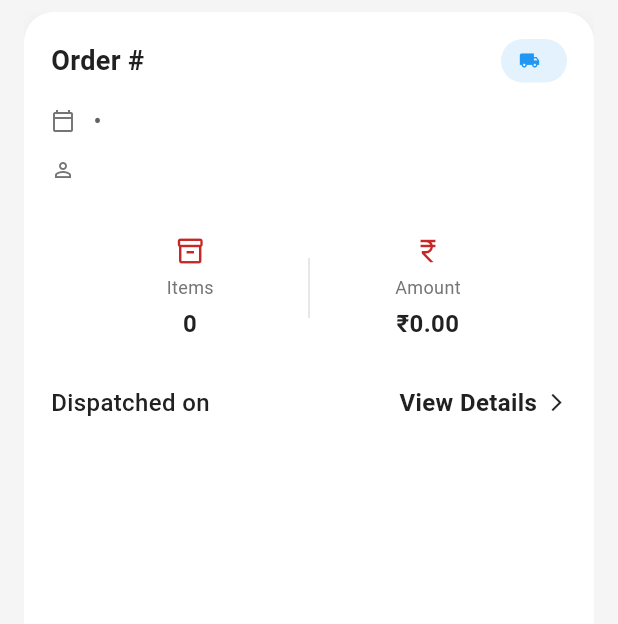
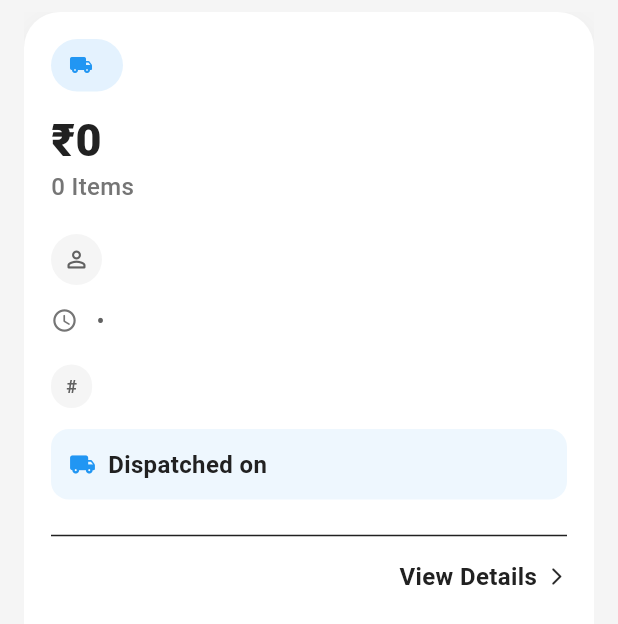
Before and after one commit to SanchitBatra-DevelopAnything/GoodLife-Party-And-Technician, a Flutter app: the ExecutiveOrderCard widget shown alone on an empty page, opened directly with empty values, on a phone screen of 412 x 824 dp. Shown: the top 624 px of the screen. Run offline on Flutter 3.47's test engine with Material 3 defaults, Android fonts, the phone set to English and light mode, and no system bars; our stand-ins replace cached_network_image, carousel_slider, dio, firebase_core, firebase_storage, hive and 6 more; accounts and stored records are empty; network calls fail.

Commit message:
Completed executive delivery flow.

```diff
--- a/lib/widgets/executive_order_card.dart
+++ b/lib/widgets/executive_order_card.dart
@@ -17,21 +17,17 @@ class ExecutiveOrderCard extends StatelessWidget {
       return 'Payment Rejected';
     }
 
-    if (order.status ==
-        'PAYMENT_VERIFICATION') {
-      return 'Payment Verification In Progress';
+    if (order.status == 'PAYMENT_VERIFICATION') {
+      return 'Payment Verification';
     }
 
-    if (order.status ==
-            'PAYMENT_VERIFIED' &&
+    if (order.status == 'PAYMENT_VERIFIED' &&
         order.dispatchedOn == null) {
       return 'Payment Verified';
     }
 
-    if ((order.status ==
-                'PAYMENT_VERIFIED' ||
-            order.status ==
-                'DISPATCHED') &&
+    if ((order.status == 'PAYMENT_VERIFIED' ||
+            order.status == 'DISPATCHED') &&
         order.dispatchedOn != null) {
       return 'Order Dispatched';
     }
@@ -44,8 +40,7 @@ class ExecutiveOrderCard extends StatelessWidget {
       return Colors.red;
     }
 
-    if (order.status ==
-        'PAYMENT_VERIFICATION') {
+    if (order.status == 'PAYMENT_VERIFICATION') {
       return Colors.orange;
     }
 
@@ -58,152 +53,193 @@ class ExecutiveOrderCard extends StatelessWidget {
 
   IconData getStatusIcon() {
     if (order.status == 'PENDING') {
-      return Icons.cancel;
+      return Icons.cancel_rounded;
     }
 
-    if (order.status ==
-        'PAYMENT_VERIFICATION') {
-      return Icons.hourglass_bottom;
+    if (order.status == 'PAYMENT_VERIFICATION') {
+      return Icons.hourglass_bottom_rounded;
     }
 
     if (order.dispatchedOn != null) {
-      return Icons.local_shipping;
+      return Icons.local_shipping_rounded;
     }
 
-    return Icons.check_circle;
+    return Icons.check_circle_rounded;
   }
 
   @override
   Widget build(BuildContext context) {
-    final statusColor =
-        getStatusColor();
+    final statusColor = getStatusColor();
+
+    final shortOrderId =
+        order.orderId.length > 8
+            ? order.orderId.substring(0, 8)
+            : order.orderId;
 
     return Padding(
-      padding:
-          const EdgeInsets.symmetric(
+      padding: const EdgeInsets.symmetric(
         horizontal: 16,
         vertical: 8,
       ),
       child: Material(
         color: Colors.transparent,
         child: InkWell(
+          onTap: onTap,
           borderRadius:
-              BorderRadius.circular(20),
-          onTap: onTap,
+              BorderRadius.circular(24),
           child: Ink(
             decoration: BoxDecoration(
-              color: Theme.of(
-                context,
-              ).cardColor,
+              color: Theme.of(context)
+                  .colorScheme
+                  .surface,
               borderRadius:
-                  BorderRadius.circular(
-                    20,
-                  ),
+                  BorderRadius.circular(24),
               boxShadow: [
                 BoxShadow(
-                  color: Colors.black
-                      .withOpacity(
+                  color: Colors.black.withOpacity(
                     0.05,
                   ),
-                  blurRadius: 10,
-                  offset: const Offset(
-                    0,
-                    4,
-                  ),
+                  blurRadius: 16,
+                  offset: const Offset(0, 6),
                 ),
               ],
             ),
             child: Padding(
               padding:
-                  const EdgeInsets.all(
-                    18,
-                  ),
+                  const EdgeInsets.all(18),
               child: Column(
                 crossAxisAlignment:
-                    CrossAxisAlignment
-                        .start,
+                    CrossAxisAlignment.start,
                 children: [
-                  Row(
-                    children: [
-                      Expanded(
-                        child: Text(
-                          'Order #${order.orderId.length > 8 ? order.orderId.substring(0, 8) : order.orderId}',
-                          style:
-                              const TextStyle(
-                                fontSize:
-                                    18,
-                                fontWeight:
-                                    FontWeight
-                                        .bold,
-                              ),
-                        ),
-                      ),
-
+                  /// STATUS
                   Container(
                     padding:
                         const EdgeInsets.symmetric(
-                              horizontal:
-                                  12,
-                              vertical:
-                                  6,
+                      horizontal: 12,
+                      vertical: 8,
                     ),
                     decoration:
                         BoxDecoration(
                       color: statusColor
-                                  .withOpacity(
-                                    0.12,
-                                  ),
+                          .withOpacity(0.12),
                       borderRadius:
                           BorderRadius.circular(
-                                    20,
+                        30,
                       ),
                     ),
                     child: Row(
                       mainAxisSize:
-                              MainAxisSize
-                                  .min,
+                          MainAxisSize.min,
                       children: [
                         Icon(
                           getStatusIcon(),
-                              size: 14,
-                              color:
-                                  statusColor,
+                          size: 16,
+                          color: statusColor,
                         ),
                         const SizedBox(
-                              width: 6,
+                          width: 8,
                         ),
                         Text(
                           getStatusText(),
-                              style:
-                                  TextStyle(
+                          style: TextStyle(
                             color:
                                 statusColor,
-                                    fontSize:
-                                        12,
+                            fontWeight:
+                                FontWeight
+                                    .w700,
+                            fontSize: 13,
+                          ),
+                        ),
+                      ],
+                    ),
+                  ),
+
+                  const SizedBox(
+                    height: 18,
+                  ),
+
+                  /// AMOUNT
+                  Text(
+                    '₹${order.totalPrice.toStringAsFixed(0)}',
+                    style: const TextStyle(
+                      fontSize: 30,
+                      fontWeight:
+                          FontWeight.w800,
+                      height: 1,
+                    ),
+                  ),
+
+                  const SizedBox(
+                    height: 4,
+                  ),
+
+                  Text(
+                    '${order.items.length} Items',
+                    style: TextStyle(
+                      color:
+                          Colors.grey.shade600,
+                      fontWeight:
+                          FontWeight.w500,
+                    ),
+                  ),
+
+                  const SizedBox(
+                    height: 20,
+                  ),
+
+                  /// CUSTOMER
+                  Row(
+                    children: [
+                      Container(
+                        padding:
+                            const EdgeInsets
+                                .all(8),
+                        decoration:
+                            BoxDecoration(
+                          color: Colors
+                              .grey.shade100,
+                          shape:
+                              BoxShape.circle,
+                        ),
+                        child: Icon(
+                          Icons
+                              .person_outline_rounded,
+                          size: 18,
+                          color: Colors
+                              .grey.shade700,
+                        ),
+                      ),
+                      const SizedBox(
+                        width: 10,
+                      ),
+                      Expanded(
+                        child: Text(
+                          order.orderedBy,
+                          style:
+                              const TextStyle(
                             fontWeight:
                                 FontWeight
                                     .w600,
+                            fontSize: 15,
                           ),
-                            ),
-                          ],
                         ),
                       ),
                     ],
                   ),
 
                   const SizedBox(
-                    height: 14,
+                    height: 12,
                   ),
 
+                  /// DATE
                   Row(
                     children: [
                       Icon(
                         Icons
-                            .calendar_today_outlined,
-                        size: 16,
+                            .schedule_rounded,
+                        size: 18,
                         color: Colors
-                            .grey
-                            .shade600,
+                            .grey.shade600,
                       ),
                       const SizedBox(
                         width: 8,
@@ -223,104 +259,72 @@ class ExecutiveOrderCard extends StatelessWidget {
                   ),
 
                   const SizedBox(
-                    height: 10,
+                    height: 18,
                   ),
 
-                  Row(
+                  /// ORDER ID BADGE
+                  Container(
+                    padding:
+                        const EdgeInsets.symmetric(
+                      horizontal: 10,
+                      vertical: 6,
+                    ),
+                    decoration:
+                        BoxDecoration(
+                      color: Colors
+                          .grey.shade100,
+                      borderRadius:
+                          BorderRadius.circular(
+                        20,
+                      ),
+                    ),
+                    child: Text(
+                      '#$shortOrderId',
+                      style: TextStyle(
+                        color: Colors
+                            .grey.shade700,
+                        fontWeight:
+                            FontWeight.w700,
+                        fontSize: 12,
+                      ),
+                    ),
+                  ),
+
+                  if (order.dispatchedOn !=
+                      null) ...[
+                    const SizedBox(
+                      height: 14,
+                    ),
+                    Container(
+                      width:
+                          double.infinity,
+                      padding:
+                          const EdgeInsets
+                              .all(12),
+                      decoration:
+                          BoxDecoration(
+                        color: Colors.blue
+                            .withOpacity(
+                          0.08,
+                        ),
+                        borderRadius:
+                            BorderRadius
+                                .circular(
+                          12,
+                        ),
+                      ),
+                      child: Row(
                         children: [
-                      Icon(
+                          const Icon(
                             Icons
-                            .person_outline,
-                        size: 16,
-                        color: Colors
-                            .grey
-                            .shade600,
+                                .local_shipping_rounded,
+                            size: 18,
+                            color:
+                                Colors.blue,
                           ),
                           const SizedBox(
                             width: 8,
                           ),
-                      Expanded(
-                        child: Text(
-                          order.orderedBy,
-                          style:
-                              TextStyle(
-                                color: Colors
-                                    .grey
-                                    .shade700,
-                              ),
-                        ),
-                      ),
-                    ],
-                  ),
-
-                  const SizedBox(
-                    height: 18,
-                  ),
-
-                  Container(
-                    padding:
-                        const EdgeInsets.all(
-                          14,
-                        ),
-                    decoration:
-                        BoxDecoration(
-                          color: Theme.of(
-                            context,
-                          )
-                              .colorScheme
-                              .surface
-                              .withOpacity(
-                                0.5,
-                              ),
-                          borderRadius:
-                              BorderRadius.circular(
-                                16,
-                              ),
-                        ),
-                    child: Row(
-                      children: [
-                        Expanded(
-                          child:
-                              _InfoTile(
-                                title:
-                                    'Items',
-                                value:
-                                    '${order.items.length}',
-                                icon:
-                                    Icons.inventory_2_outlined,
-                              ),
-                        ),
-
-                        Container(
-                          height: 40,
-                          width: 1,
-                          color:
-                              Colors.grey.shade300,
-                        ),
-
-                        Expanded(
-                          child:
-                              _InfoTile(
-                                title:
-                                    'Amount',
-                                value:
-                                    '₹${order.totalPrice.toStringAsFixed(2)}',
-                                icon:
-                                    Icons.currency_rupee,
-                              ),
-                        ),
-                      ],
-                    ),
-                  ),
-
-                  const SizedBox(
-                    height: 16,
-                  ),
-
-                  Row(
-                    children: [
-                      if (order.dispatchedOn !=
-                          null)
                           Expanded(
                             child: Text(
                               'Dispatched on ${order.dispatchedOn}',
@@ -328,32 +332,51 @@ class ExecutiveOrderCard extends StatelessWidget {
                                   const TextStyle(
                                 fontWeight:
                                     FontWeight
-                                          .w500,
+                                        .w600,
                               ),
                             ),
-                        )
-                      else
-                        const Spacer(),
+                          ),
+                        ],
+                      ),
+                    ),
+                  ],
 
-                      const Text(
+                  const SizedBox(
+                    height: 16,
+                  ),
+
+                  const Divider(),
+
+                  const SizedBox(
+                    height: 8,
+                  ),
+
+                  Align(
+                    alignment:
+                        Alignment.centerRight,
+                    child: Row(
+                      mainAxisSize:
+                          MainAxisSize.min,
+                      children: const [
+                        Text(
                           'View Details',
-                        style: TextStyle(
+                          style:
+                              TextStyle(
                             fontWeight:
                                 FontWeight
-                                  .bold,
+                                    .w700,
                           ),
                         ),
-
-                      const SizedBox(
+                        SizedBox(
                           width: 6,
                         ),
-
-                      const Icon(
+                        Icon(
                           Icons
-                            .arrow_forward_ios,
+                              .arrow_forward_ios_rounded,
                           size: 14,
                         ),
                       ],
+                    ),
                   ),
                 ],
               ),
@@ -364,51 +387,3 @@ class ExecutiveOrderCard extends StatelessWidget {
     );
   }
 }
-
-class _InfoTile extends StatelessWidget {
-  final String title;
-  final String value;
-  final IconData icon;
-
-  const _InfoTile({
-    required this.title,
-    required this.value,
-    required this.icon,
-  });
-
-  @override
-  Widget build(BuildContext context) {
-    return Column(
-      children: [
-        Icon(
-          icon,
-          size: 20,
-          color: Theme.of(
-            context,
-          ).colorScheme.primary,
-        ),
-        const SizedBox(
-          height: 6,
-        ),
-        Text(
-          title,
-          style: TextStyle(
-            color: Colors.grey.shade600,
-            fontSize: 12,
-          ),
-        ),
-        const SizedBox(
-          height: 4,
-        ),
-        Text(
-          value,
-          textAlign: TextAlign.center,
-          style: const TextStyle(
-            fontWeight:
-                FontWeight.bold,
-          ),
-        ),
-      ],
-    );
-  }
-}
```
Also changed, not shown: lib/widgets/executive_order_items_section.dart (+157 -53 lines). Lines whose indentation alone changed are shown as unchanged.
